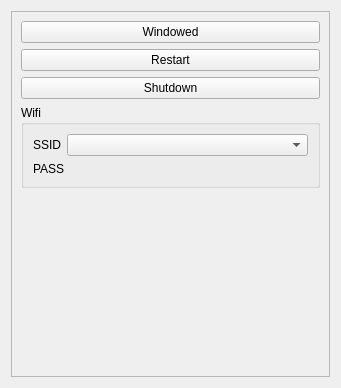
Qt form src/qt/Pi/PiTab.ui (chuckfairy/Orzabal) before a commit.
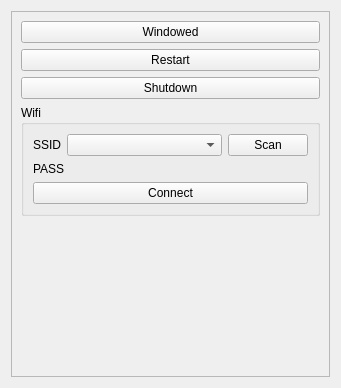
The same form after that commit.

```diff
--- a/src/qt/Pi/PiTab.ui
+++ b/src/qt/Pi/PiTab.ui
@@ -72,6 +72,13 @@
               </property>
              </widget>
             </item>
+            <item>
+             <widget class="QPushButton" name="scan_btn">
+              <property name="text">
+               <string>Scan</string>
+              </property>
+             </widget>
+            </item>
            </layout>
           </item>
           <item>
@@ -85,6 +92,13 @@
             </item>
            </layout>
           </item>
+          <item>
+           <widget class="QPushButton" name="connect_btn">
+            <property name="text">
+             <string>Connect</string>
+            </property>
+           </widget>
+          </item>
          </layout>
         </widget>
        </item>
```
